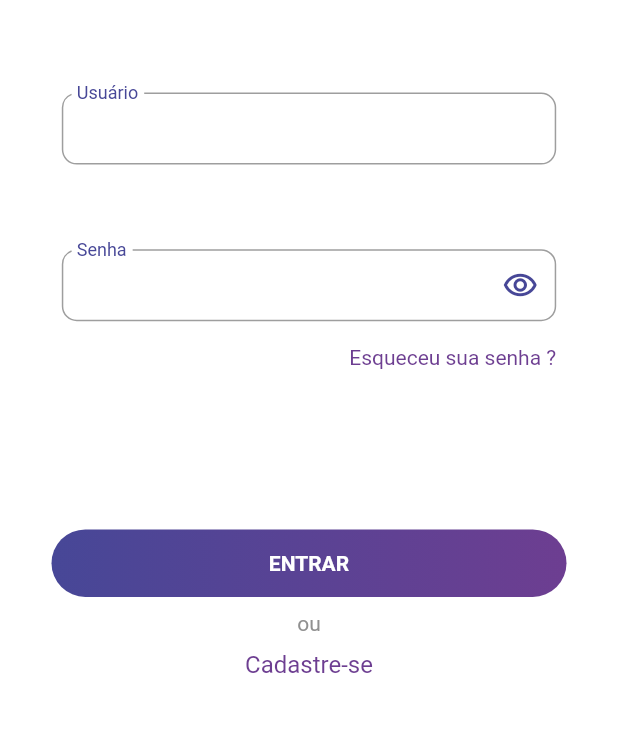
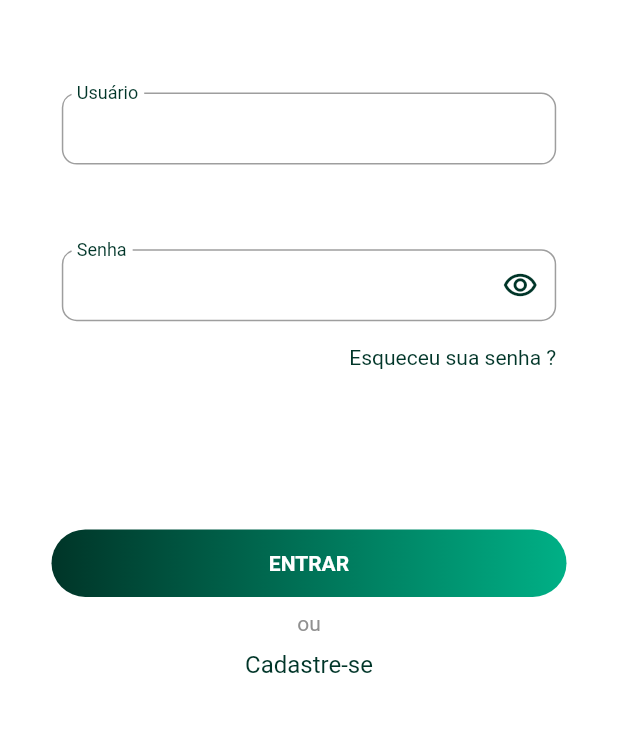
Before and after one commit to evrtonpires/sweet_pet_mobile, a Flutter app: the screen it shows after launch, on a phone screen of 412 x 824 dp, the part 433-1165 px from its top. Run offline on Flutter 3.47's test engine with Material 2 defaults, Android fonts, the phone set to English and light mode, and no system bars; our stand-ins replace awesome_dialog, connectivity, custom_navigation_bar, dio, flutter_i18n, flutter_mobx and 8 more; missing offline and left inert: connectivity_for_web, encrypt, shared_preferences_web; generated files the repository leaves out were written again.

Commit message:
chore(dev_juan): mudando cor de tema e criando card do pet

```diff
--- a/lib/app/modules/dashboard/dashboard/widgets/user_dialog_card_widget.dart
+++ b/lib/app/modules/dashboard/dashboard/widgets/user_dialog_card_widget.dart
@@ -36,7 +36,7 @@ class UserDialogCard extends StatelessWidget {
                   width: 75,
                   decoration: BoxDecoration(
                     shape: BoxShape.circle,
-                    color: SweetPetColors.purple,
+                    color: SweetPetColors.dark,
                     image: DecorationImage(
                       fit: BoxFit.cover,
                       image: AssetImage(IconConstant.iconDogPaw),
@@ -71,7 +71,7 @@ class UserDialogCard extends StatelessWidget {
                     onPressed: () {},
                     icon: Icon(
                       Icons.settings,
-                      color: SweetPetColors.purpleLight,
+                      color: SweetPetColors.dark,
                     ),
                   ),
                 ),
--- a/lib/app/modules/login/cadastro_de_usuario/cadastro_de_usuario_page.dart
+++ b/lib/app/modules/login/cadastro_de_usuario/cadastro_de_usuario_page.dart
@@ -344,7 +344,7 @@ class CadastroDeUsuarioPageState
                                             MediaQuery.of(context).size.width /
                                                 1.2,
                                         decoration: BoxDecoration(
-                                          color: Color(0xFFF9B233),
+                                          color: SweetPetColors.medium,
                                           borderRadius: BorderRadius.all(
                                             Radius.circular(50),
                                           ),
@@ -352,8 +352,8 @@ class CadastroDeUsuarioPageState
                                         child: Center(
                                           child: Text(
                                             'Cadastrar'.toUpperCase(),
-                                            style: GoogleFonts.sriracha(
-                                              color: SweetPetColors.purple,
+                                            style: GoogleFonts.capriola(
+                                              color: Colors.white,
                                               fontWeight: FontWeight.bold,
                                             ),
                                           ),
--- a/lib/app/modules/login/login_page.dart
+++ b/lib/app/modules/login/login_page.dart
@@ -152,7 +152,7 @@ class _LoginPageState extends ModularState<LoginPage, LoginStore>
                                         FlutterI18n.translate(context,
                                             'telaLogin.esqueceuSuaSenha'),
                                         style: TextStyle(
-                                            color: SweetPetColors.purpleLight),
+                                            color: SweetPetColors.darkest),
                                       ),
                                     ),
                                   ),
@@ -223,7 +223,7 @@ class _LoginPageState extends ModularState<LoginPage, LoginStore>
                                     FlutterI18n.translate(
                                         context, 'telaLogin.cadastrar'),
                                     style: TextStyle(
-                                        color: SweetPetColors.purpleLight,
+                                        color: SweetPetColors.darkest,
                                         fontSize: getValueFont(
                                             context: context, valueMin: 16)),
                                   ),
--- a/lib/util/colors/colors.dart
+++ b/lib/util/colors/colors.dart
@@ -1,9 +1,13 @@
 import 'dart:ui';
 
 abstract class SweetPetColors {
-  static const Color purple = Color(0xFF474797);
-  static const Color purpleLight = Color(0xFF6D3E91);
-  static const Color black = Color(0xFF000000);
+  static const Color darkest = Color(0xFF003528);
+  static const Color dark = Color(0xFF005843);
+  static const Color medium = Color(0xFF00B086);
+  static const Color light = Color(0xFF4DC8AA);
+  static const Color lightest = Color(0xFF99DFCF);
+
+  //----------------------------------------------------------------------------
   static const Color gray = Color(0xFF404040);
   static const Color grayLighter = Color(0xFFEAEAEA);
   static const Color grayLight = Color(0xFFC0C0C0);
@@ -14,8 +18,8 @@ abstract class SweetPetColors {
   static const Color successLight = Color(0xFF51E572);
   static const Color success = Color(0xFF51E572);
 
-  static Color scrollBarColor = purple.withOpacity(0.8);
+  static Color scrollBarColor = darkest.withOpacity(0.8);
   static const Color error = Color(0xFFF74237);
 
-  static List<Color> linearGradient = [purple, purpleLight];
+  static List<Color> linearGradient = [darkest, medium];
 }
--- a/lib/util/constants/Icons_constants.dart
+++ b/lib/util/constants/Icons_constants.dart
@@ -1,5 +1,5 @@
 abstract class IconConstant {
-  static String get iconDogPaw => 'assets/icon/icon_app.png';
+  static String get iconDogPaw => 'assets/icon/icon_app_splash.png';
 
   static String get icon => 'assets/icon/icon.png';
 
--- a/lib/util/loading_page/loading_page_widget.dart
+++ b/lib/util/loading_page/loading_page_widget.dart
@@ -34,7 +34,7 @@ class _LoadingPageWidgetState extends State<LoadingPageWidget> {
                           children: [
                             SvgPicture.asset(
                               IconConstant.categoryDog,
-                              color: SweetPetColors.purple,
+                              color: SweetPetColors.darkest,
                               width: 60.0,
                               height: 60.0,
                             ),
@@ -43,7 +43,7 @@ class _LoadingPageWidgetState extends State<LoadingPageWidget> {
                             ),
                             SvgPicture.asset(
                               IconConstant.categoryCat,
-                              color: SweetPetColors.purple,
+                              color: SweetPetColors.darkest,
                               width: 60.0,
                               height: 60.0,
                             )
--- a/lib/util/widgets/base_text_field_widget.dart
+++ b/lib/util/widgets/base_text_field_widget.dart
@@ -39,14 +39,14 @@ class _BaseTextFieldWidgetState extends State<BaseTextFieldWidget> {
   Widget get _iconPasswordHidden => Icon(
     Icons.remove_red_eye_outlined,
         semanticLabel: 'Exibir senha',
-        color: SweetPetColors.purple,
+        color: SweetPetColors.darkest,
       );
 
   Widget get _iconPasswordShowed =>
       Icon(
         Icons.remove_red_eye,
         semanticLabel: 'Esconder senha',
-        color: SweetPetColors.purpleLight,
+        color: SweetPetColors.darkest,
       );
 
   bool _isObscured = false;
@@ -73,16 +73,16 @@ class _BaseTextFieldWidgetState extends State<BaseTextFieldWidget> {
         enabledBorder: OutlineInputBorder(
           borderRadius: BorderRadius.circular(10.0),
           borderSide: BorderSide(
-            color: SweetPetColors.purple,
+            color: SweetPetColors.darkest,
           ),
         ),
         focusedBorder: OutlineInputBorder(
           borderRadius: BorderRadius.circular(10.0),
           borderSide: BorderSide(
-            color: SweetPetColors.purple,
+            color: SweetPetColors.darkest,
           ),
         ),
-        labelStyle: TextStyle(color: SweetPetColors.purple),
+        labelStyle: TextStyle(color: SweetPetColors.darkest),
         suffixIcon: widget.isPassword ? _togglePasswordSuffix : null,
       );
 
@@ -91,13 +91,13 @@ class _BaseTextFieldWidgetState extends State<BaseTextFieldWidget> {
             const EdgeInsets.only(top: 0, left: 10, right: 10, bottom: 0),
         alignLabelWithHint: true,
         labelText: widget.placeholder,
-        labelStyle: TextStyle(color: SweetPetColors.purple),
+        labelStyle: TextStyle(color: SweetPetColors.darkest),
         focusedBorder: OutlineInputBorder(
-          borderSide: BorderSide(color: SweetPetColors.purple),
+          borderSide: BorderSide(color: SweetPetColors.darkest),
           borderRadius: BorderRadius.circular(10.0),
         ),
         border: OutlineInputBorder(
-          borderSide: BorderSide(color: SweetPetColors.purple),
+          borderSide: BorderSide(color: SweetPetColors.darkest),
           borderRadius: BorderRadius.circular(10.0),
         ),
         floatingLabelBehavior: widget.floatingLabelBehavior,
@@ -116,7 +116,7 @@ class _BaseTextFieldWidgetState extends State<BaseTextFieldWidget> {
   Widget build(BuildContext context) {
     return Theme(
       data: ThemeData(
-        primaryColor: SweetPetColors.purple,
+        primaryColor: SweetPetColors.darkest,
       ),
       child: TextFormField(
         focusNode: widget.focusNode,
@@ -127,7 +127,7 @@ class _BaseTextFieldWidgetState extends State<BaseTextFieldWidget> {
         enabled: widget.isEnable,
         decoration:
             widget.isError ? _errorInputDecoration : _defaultInputDecoration,
-        cursorColor: SweetPetColors.purple,
+        cursorColor: SweetPetColors.darkest,
         onChanged: widget.onChanged,
         onEditingComplete: widget.onEditingComplete,
         onFieldSubmitted: widget.onSubmitted,
```
Also changed, not shown: lib/app/modules/dashboard/dashboard/dashboard_page.dart (+4 -4 lines), lib/app/modules/dashboard/home_dashboard/homeDashboard_page.dart (+17 -7 lines), lib/app/modules/dashboard/home_dashboard/widgets/animal_card_information_data_pet_widget.dart (added, +116 -0 lines), lib/app/modules/dashboard/home_dashboard/widgets/animal_card_information_image_pet_widget.dart (added, +26 -0 lines), lib/app/modules/dashboard/home_dashboard/widgets/animal_card_information_widget.dart (+13 -2 lines), lib/app/modules/dashboard/home_dashboard/widgets/category_card_widget.dart (+16 -5 lines), lib/app/modules/dashboard/home_dashboard/widgets/painel_control_items_widget.dart (+7 -6 lines), lib/app/modules/dashboard/home_dashboard/widgets/painel_control_widget.dart (+4 -7 lines), lib/app/modules/dashboard/home_dashboard/widgets/text_data_information_style.dart (added, +23 -0 lines), pubspec.yaml (+4 -4 lines), assets/icon/icon_app.png, assets/icon/icon_app_splash.png (added), 28 other files.
